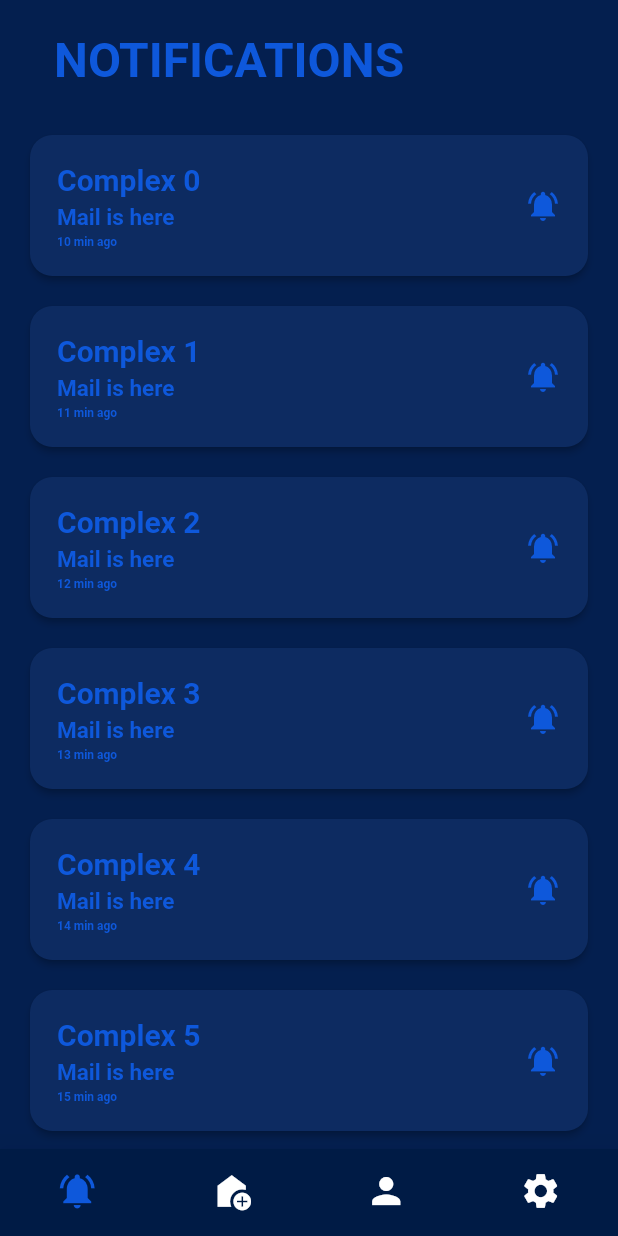
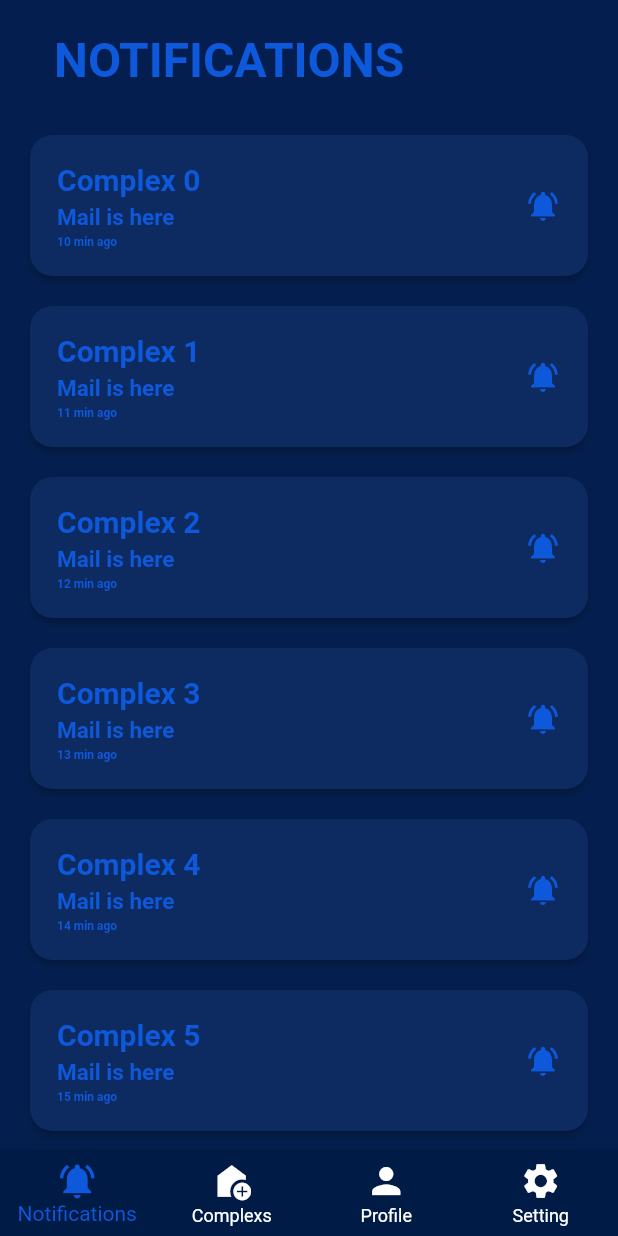
Before and after one commit to justdeepaktiwari/mailapp01, a Flutter app: the screen it shows after launch, after a tap on "Sign In", on a phone screen of 412 x 824 dp. Run offline on Flutter 3.47's test engine with Material 2 defaults, Android fonts, the phone set to English and light mode, and no system bars.

```diff
--- a/lib/widgets/bottom_navigation.dart
+++ b/lib/widgets/bottom_navigation.dart
@@ -53,10 +53,9 @@ class BottomNavigationBarUtils extends StatelessWidget {
         unselectedIconTheme: const IconThemeData(color: AppConstants.white),
         currentIndex: selectIndex,
         selectedItemColor: AppConstants.bootomButtonColor,
+        unselectedItemColor: AppConstants.white,
         type: BottomNavigationBarType.fixed,
-        showSelectedLabels: false,
-        showUnselectedLabels: false,
-        elevation: 23,
+        elevation: 50,
         onTap: onItemTapped,
       ),
     );
```
